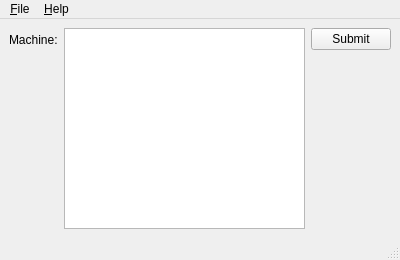
The window that qatrackimport/resources/main.ui (bastula/qatrackimport) describes before a commit, drawn with Qt 5.
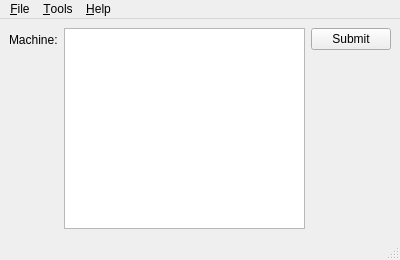
The same window after the commit. Icons and pictures are not drawn.

Commit message: Added a CT Daily QA Import module. Added dry run functionality.

The edit to the form file:
```diff
--- a/qatrackimport/resources/main.ui
+++ b/qatrackimport/resources/main.ui
@@ -119,7 +119,14 @@
     </property>
     <addaction name="action_About"/>
    </widget>
+   <widget class="QMenu" name="menu_Tools">
+    <property name="title">
+     <string>&amp;Tools</string>
+    </property>
+    <addaction name="action_Dryrun_Mode"/>
+   </widget>
    <addaction name="menuFile"/>
+   <addaction name="menu_Tools"/>
    <addaction name="menu_Help"/>
   </widget>
   <widget class="QStatusBar" name="statusbar"/>
```
Left out of the diff: 14 changed lines with no effect on the pictures. The commit also changes 2 other files.
